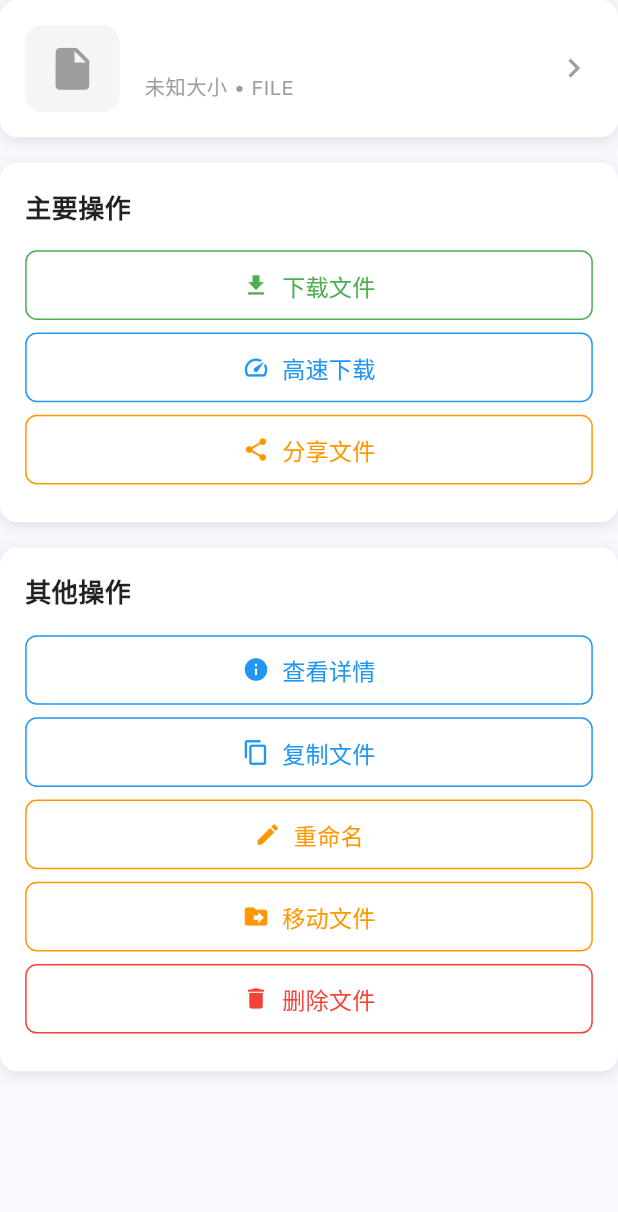
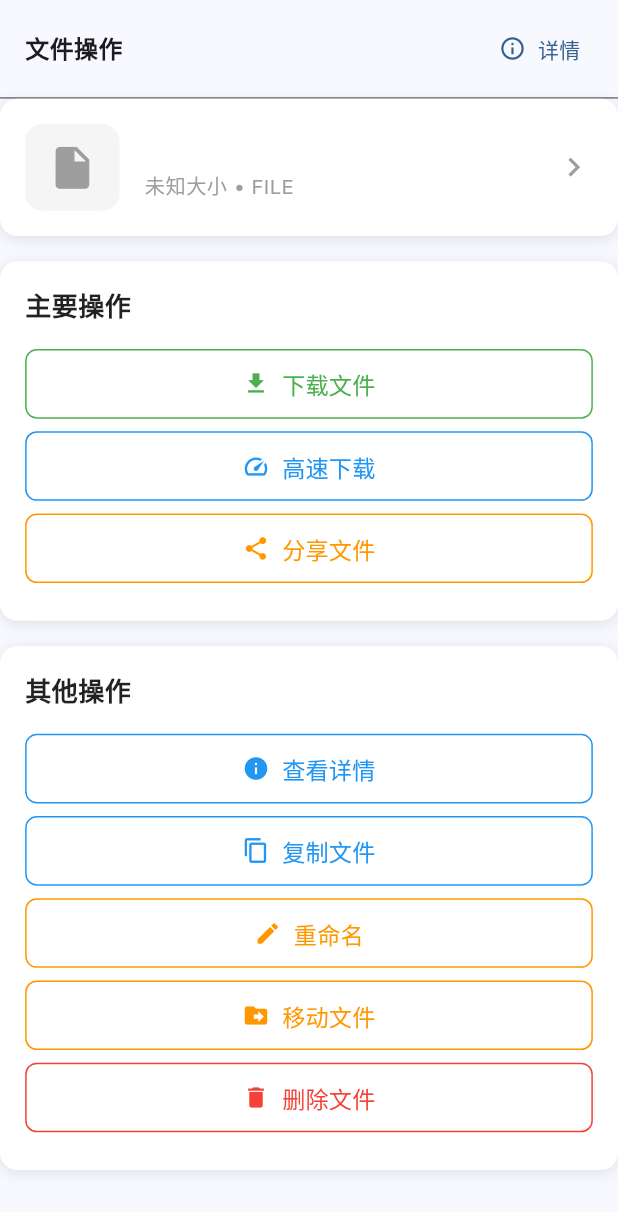
Before and after one commit to Moyanplus/cocodriver, a Flutter app: the FileOperationBottomSheet widget shown alone on an empty page, opened directly with empty values, on a phone screen of 412 x 824 dp. Shown: the top 1212 px of the screen. Run offline on Flutter 3.47's test engine with Material 3 defaults, Android fonts, the phone set to English and light mode, and no system bars; our stand-ins replace device_info_plus, dio, file_picker, flutter_riverpod, flutter_screenutil, freezed_annotation and 11 more; missing offline and left inert: flutter_downloader, flutter_inappwebview; accounts and stored records are empty; generated files the repository leaves out were written again.

Commit message:
refactor(cloud_drive): 合并文件详情页面到底部弹窗
主要更改：
- ✅ 删除独立的 cloud_drive_file_detail_page.dart
- ✅ 增强 FileOperationBottomSheet 功能：
  - 添加详情视图切换功能
  - 整合文件信息展示（FileInfoSection）
  - 整合预览功能（PreviewSection）
  - 整合操作区域（ActionSection）
  - 添加返回按钮和视图切换逻辑
- ✅ 更新 pages.dart 导出文件
- ✅ 优化用户体验：
  - 默认显示快速操作视图
  - 点击详情按钮查看完整信息
  - 避免功能重复，提高代码可维护性

改进效果：
- 减少了一个独立页面，简化项目结构
- 统一了文件操作和详情查看的入口
- 提升了移动端交互体验（底部弹窗比全屏页面更友好）

```diff
--- a/lib/tool/cloud_drive/presentation/pages/pages.dart
+++ b/lib/tool/cloud_drive/presentation/pages/pages.dart
@@ -4,11 +4,12 @@
 ///
 /// 页面分类：
 /// - 主页面：CloudDriveBrowserPage（文件浏览主页面）
-/// - 功能页面：上传、直链解析、文件详情、登录
+/// - 功能页面：上传、直链解析、登录
+///
+/// 注意：文件详情已整合到 FileOperationBottomSheet 底部弹窗中
 library;
 
 export 'cloud_drive_browser_page.dart';
 export 'cloud_drive_direct_link_page.dart';
-export 'cloud_drive_file_detail_page.dart';
 export 'cloud_drive_login_page.dart';
 export 'cloud_drive_upload_page.dart';
--- a/lib/tool/cloud_drive/presentation/widgets/sheets/file_operation_bottom_sheet.dart
+++ b/lib/tool/cloud_drive/presentation/widgets/sheets/file_operation_bottom_sheet.dart
@@ -1,14 +1,18 @@
 import 'package:flutter/material.dart';
+import 'package:flutter/services.dart';
 import 'package:flutter_riverpod/flutter_riverpod.dart';
 import '../../../config/cloud_drive_ui_config.dart';
 import '../../../data/models/cloud_drive_entities.dart';
+import '../../../base/cloud_drive_file_service.dart';
 import '../operation/operation.dart';
+import '../file_detail/file_detail.dart';
 import '../../../../../../core/logging/log_manager.dart';
 
-/// 文件操作底部弹窗内容组件
+/// 文件操作和详情底部弹窗
 ///
-/// 用于在底部弹窗中显示文件操作选项
-/// 包括：下载、分享、重命名、移动、删除等操作
+/// 整合了文件操作和详情查看功能
+/// - 默认显示：快速操作按钮
+/// - 可切换到：详细信息视图
 class FileOperationBottomSheet extends ConsumerStatefulWidget {
   final CloudDriveFile file;
   final CloudDriveAccount account;
@@ -32,16 +36,99 @@ class _FileOperationBottomSheetState
     extends ConsumerState<FileOperationBottomSheet> {
   bool _isLoading = false;
   String? _loadingMessage;
+  bool _showDetailView = false; // 是否显示详情视图
+  Map<String, dynamic>? _fileDetail;
 
   @override
   Widget build(BuildContext context) {
-    return _isLoading
-        ? _buildLoadingState()
-        : Column(
+    if (_isLoading) {
+      return _buildLoadingState();
+    }
+
+    return Column(
+      mainAxisSize: MainAxisSize.min,
+      children: [
+        // 顶部标题栏（带切换按钮）
+        _buildHeader(),
+
+        // 主要内容区域
+        if (_showDetailView)
+          _buildDetailView()
+        else
+          _buildOperationView(),
+      ],
+    );
+  }
+
+  /// 构建顶部标题栏
+  Widget _buildHeader() {
+    return Container(
+      padding: EdgeInsets.symmetric(
+        horizontal: CloudDriveUIConfig.spacingM,
+        vertical: CloudDriveUIConfig.spacingS,
+      ),
+      decoration: BoxDecoration(
+        border: Border(
+          bottom: BorderSide(
+            color: Theme.of(context).dividerColor,
+            width: 1,
+          ),
+        ),
+      ),
+      child: Row(
+        children: [
+          // 返回按钮（仅在详情视图显示）
+          if (_showDetailView)
+            IconButton(
+              icon: const Icon(Icons.arrow_back),
+              onPressed: () {
+                setState(() {
+                  _showDetailView = false;
+                });
+              },
+              padding: EdgeInsets.zero,
+              constraints: const BoxConstraints(),
+            ),
+          if (_showDetailView) SizedBox(width: CloudDriveUIConfig.spacingS),
+
+          // 标题
+          Expanded(
+            child: Text(
+              _showDetailView ? '文件详情' : '文件操作',
+              style: TextStyle(
+                fontSize: 16,
+                fontWeight: FontWeight.bold,
+              ),
+            ),
+          ),
+
+          // 切换按钮
+          if (!_showDetailView)
+            TextButton.icon(
+              onPressed: _showFileDetail,
+              icon: const Icon(Icons.info_outline, size: 18),
+              label: const Text('详情'),
+              style: TextButton.styleFrom(
+                padding: EdgeInsets.symmetric(
+                  horizontal: CloudDriveUIConfig.spacingS,
+                ),
+              ),
+            ),
+        ],
+      ),
+    );
+  }
+
+  /// 构建操作视图
+  Widget _buildOperationView() {
+    return Column(
       mainAxisSize: MainAxisSize.min,
       children: [
         // 文件信息显示
-            FileInfoDisplay(file: widget.file, onTap: _showFileDetail),
+        FileInfoDisplay(
+          file: widget.file,
+          onTap: _showFileDetail,
+        ),
 
         SizedBox(height: CloudDriveUIConfig.spacingM),
 
@@ -60,7 +147,45 @@ class _FileOperationBottomSheetState
           onDelete: _deleteFile,
           onFileDetail: _showFileDetail,
         ),
+
+        SizedBox(height: CloudDriveUIConfig.spacingM),
       ],
+    );
+  }
+
+  /// 构建详情视图
+  Widget _buildDetailView() {
+    return SingleChildScrollView(
+      child: Column(
+        mainAxisSize: MainAxisSize.min,
+        children: [
+          // 文件信息区域
+          FileInfoSection(
+            file: widget.file,
+            fileDetail: _fileDetail,
+          ),
+
+          // 预览区域（如果适用）
+          if (_shouldShowPreview())
+            PreviewSection(
+              file: widget.file,
+              fileDetail: _fileDetail,
+            ),
+
+          // 操作区域
+          ActionSection(
+            file: widget.file,
+            account: widget.account,
+            onDownload: _downloadFile,
+            onShare: _shareFile,
+            onRename: _renameFile,
+            onDelete: _deleteFile,
+          ),
+
+          // 底部间距
+          SizedBox(height: CloudDriveUIConfig.spacingL),
+        ],
+      ),
     );
   }
 
@@ -82,10 +207,62 @@ class _FileOperationBottomSheetState
     );
   }
 
+  /// 是否应该显示预览
+  bool _shouldShowPreview() {
+    final ext = widget.file.name.split('.').last.toLowerCase();
+    return ['jpg', 'jpeg', 'png', 'gif', 'webp', 'mp4', 'pdf'].contains(ext);
+  }
+
   /// 显示文件详情
   void _showFileDetail() {
-    // TODO: 实现文件详情显示
-    LogManager().cloudDrive('显示文件详情: ${widget.file.name}');
+    setState(() {
+      _showDetailView = true;
+    });
+    _loadFileDetail();
+  }
+
+  /// 加载文件详情
+  Future<void> _loadFileDetail() async {
+    if (_fileDetail != null) return; // 已加载过
+
+    try {
+      setState(() {
+        _isLoading = true;
+        _loadingMessage = '正在加载文件详情...';
+      });
+
+      LogManager().cloudDrive('📄 开始加载文件详情: ${widget.file.name}');
+
+      final detail = await CloudDriveFileService.getFileDetail(
+        account: widget.account,
+        fileId: widget.file.id,
+      );
+
+      if (mounted) {
+        setState(() {
+          _fileDetail = detail;
+          _isLoading = false;
+          _loadingMessage = null;
+        });
+
+        LogManager().cloudDrive('✅ 文件详情加载成功');
+      }
+    } catch (e) {
+      LogManager().error('❌ 加载文件详情失败: $e');
+      if (mounted) {
+        setState(() {
+          _isLoading = false;
+          _loadingMessage = null;
+        });
+
+        ScaffoldMessenger.of(context).showSnackBar(
+          SnackBar(
+            content: Text('加载文件详情失败: $e'),
+            backgroundColor: CloudDriveUIConfig.errorColor,
+          ),
+        );
+      }
+    }
   }
 
   /// 下载文件
@@ -97,6 +274,7 @@ class _FileOperationBottomSheetState
 
     // TODO: 实现下载逻辑
     Future.delayed(Duration(seconds: 2), () {
+      if (!mounted) return;
       setState(() {
         _isLoading = false;
         _loadingMessage = null;
@@ -115,6 +293,7 @@ class _FileOperationBottomSheetState
 
     // TODO: 实现高速下载逻辑
     Future.delayed(Duration(seconds: 2), () {
+      if (!mounted) return;
       setState(() {
         _isLoading = false;
         _loadingMessage = null;
@@ -149,6 +328,7 @@ class _FileOperationBottomSheetState
 
     // TODO: 实现分享逻辑
     Future.delayed(Duration(seconds: 2), () {
+      if (!mounted) return;
       setState(() {
         _isLoading = false;
         _loadingMessage = null;
@@ -176,6 +356,7 @@ class _FileOperationBottomSheetState
 
     // TODO: 实现复制逻辑
     Future.delayed(Duration(seconds: 2), () {
+      if (!mounted) return;
       setState(() {
         _isLoading = false;
         _loadingMessage = null;
@@ -210,6 +391,7 @@ class _FileOperationBottomSheetState
 
     // TODO: 实现重命名逻辑
     Future.delayed(Duration(seconds: 2), () {
+      if (!mounted) return;
       setState(() {
         _isLoading = false;
         _loadingMessage = null;
@@ -228,6 +410,7 @@ class _FileOperationBottomSheetState
 
     // TODO: 实现移动逻辑
     Future.delayed(Duration(seconds: 2), () {
+      if (!mounted) return;
       setState(() {
         _isLoading = false;
         _loadingMessage = null;
@@ -274,6 +457,7 @@ class _FileOperationBottomSheetState
 
     // TODO: 实现删除逻辑
     Future.delayed(Duration(seconds: 2), () {
+      if (!mounted) return;
       setState(() {
         _isLoading = false;
         _loadingMessage = null;
```
Also changed, not shown: lib/tool/cloud_drive/presentation/pages/cloud_drive_file_detail_page.dart (deleted, +0 -254 lines). Lines whose indentation alone changed are shown as unchanged.
